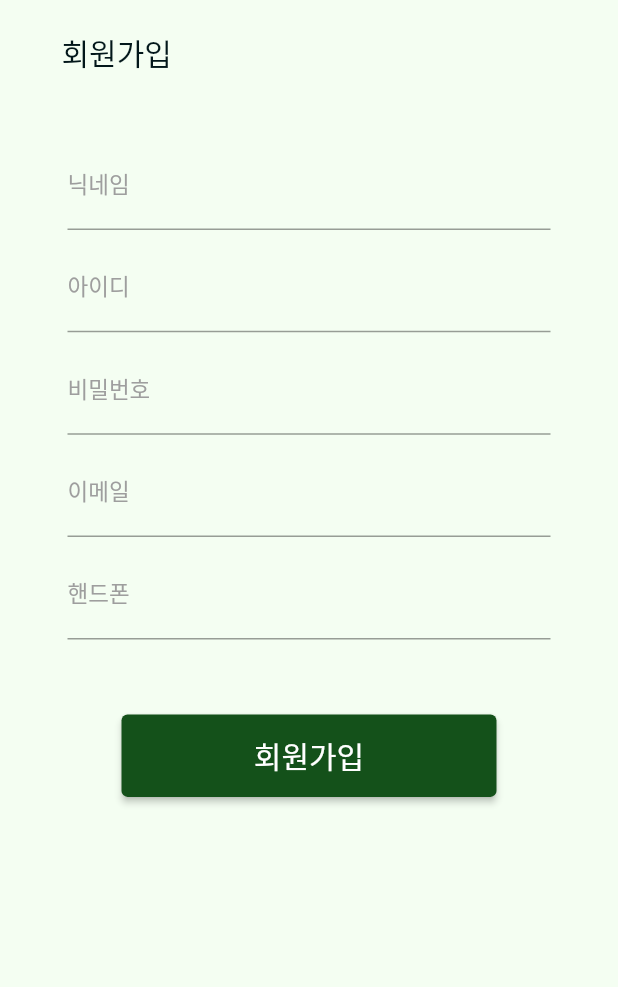
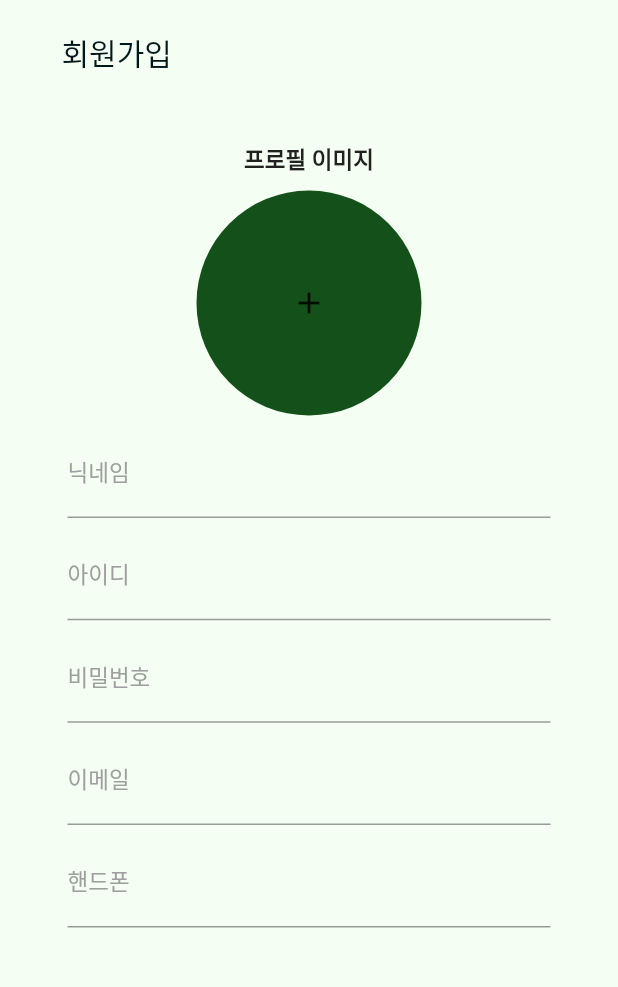
Before and after one commit to CHOOSLA/RunTimeTogther, a Flutter app: the SignUp screen opened by its route, on a phone screen of 412 x 824 dp, the part 246-1233 px from its top. Run offline on Flutter 3.47's test engine with Material 2 defaults, Android fonts, the phone set to English and light mode, and no system bars; our stand-ins replace geolocator, google_maps_flutter, image_picker; missing offline and left inert: angles.

Commit message:
추창우 서버로 옮김, 로그인 and 회원가입

```diff
--- a/lib/singup.dart
+++ b/lib/singup.dart
@@ -1,7 +1,11 @@
 import 'dart:convert';
+import 'dart:io';
 
 import 'package:flutter/material.dart';
 import 'package:http/http.dart' as http;
+import 'package:image_picker/image_picker.dart';
+
+import 'states/env.dart';
 
 class SignUp extends StatefulWidget {
   @override
@@ -15,6 +19,10 @@ class _SignUpState extends State<SignUp> {
   final nameController = TextEditingController();
   final emailController = TextEditingController();
   final passwordController = TextEditingController();
+  final phoneController = TextEditingController();
+  PickedFile? image;
+
+  late List<int> bytes;
 
   Future userRegistration() async {
     setState(() {
@@ -25,14 +33,17 @@ class _SignUpState extends State<SignUp> {
     String name = nameController.text;
     String email = emailController.text;
     String password = passwordController.text;
+    String phone = passwordController.text;
 
-    var url = Uri.parse('http://152.70.93.137/register_user.php');
+    var url = Uri.parse('${Env.URL_PREFIX}/register_user.php');
 
     var data = {
-      'user_id': user_id,
-      'name': name,
+      'userid': user_id,
+      'username': name,
       'email': email,
-      'password': password
+      'password': password,
+      'phone': phone,
+      'image': base64.encode(File(image!.path).readAsBytesSync())
     };
 
     var response = await http.post(url, body: json.encode(data));
@@ -61,6 +72,13 @@ class _SignUpState extends State<SignUp> {
         );
       },
     );
+  }
+
+  Future getImageFromGallery() async {
+    var image =
+        await ImagePicker.platform.pickImage(source: ImageSource.gallery);
+    this.image = image;
+    setState(() {});
   }
 
   @override
@@ -106,6 +124,42 @@ class _SignUpState extends State<SignUp> {
                       padding: EdgeInsets.all(45.0),
                       child: Column(
                         children: <Widget>[
+                          Text(
+                            '프로필 이미지',
+                            style: TextStyle(
+                                fontWeight: FontWeight.bold, fontSize: 15),
+                          ),
+                          SizedBox(
+                            height: 10,
+                          ),
+                          GestureDetector(
+                            onTap: getImageFromGallery,
+                            child: Container(
+                                width: 150,
+                                height: 150,
+                                decoration: BoxDecoration(
+                                    shape: BoxShape.circle,
+                                    color: Color(0xff14511a)),
+                                child: this.image == null
+                                    ? Center(
+                                        child: FittedBox(
+                                            child: Icon(Icons.add),
+                                            fit: BoxFit.fill),
+                                      )
+                                    : Container(
+                                        padding: EdgeInsets.all(10),
+                                        decoration: BoxDecoration(
+                                            shape: BoxShape.circle,
+                                            image: DecorationImage(
+                                                fit: BoxFit.fill,
+                                                image: Image.file(
+                                                        File(image!.path))
+                                                    .image)),
+                                      )),
+                          ),
+                          SizedBox(
+                            height: 10,
+                          ),
                           TextField(
                             controller: nameController,
                             decoration: InputDecoration(labelText: '닉네임'),
@@ -132,7 +186,7 @@ class _SignUpState extends State<SignUp> {
                           ),
                           SizedBox(height: 10),
                           TextField(
-                            controller: emailController,
+                            controller: phoneController,
                             decoration: InputDecoration(labelText: '핸드폰'),
                             keyboardType: TextInputType.text,
                           ),
```
Also changed, not shown: 2 other files.
